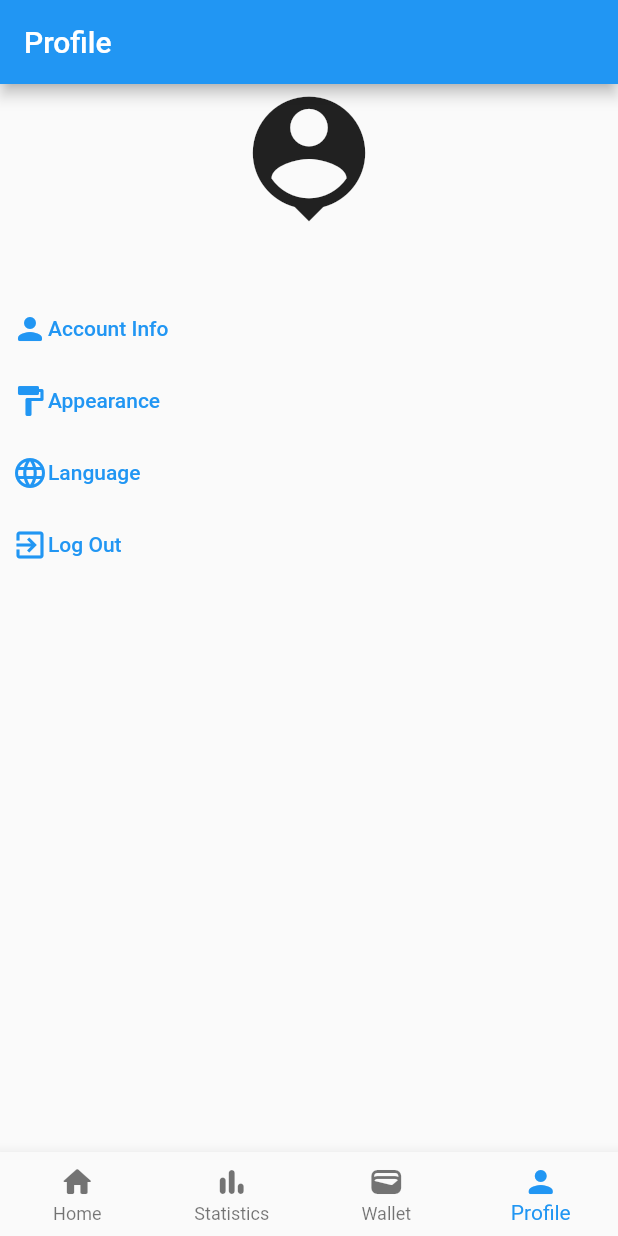
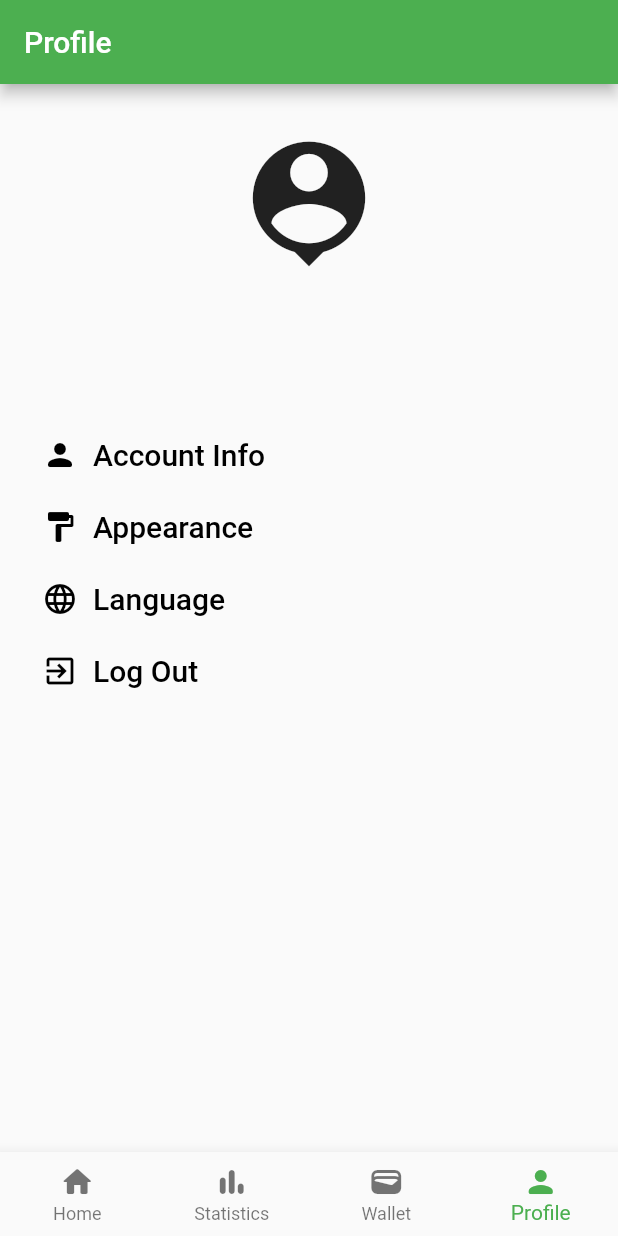
Before and after one commit to Erkebulan-Akhmediya/expense_tracker, a Flutter app: the screen it shows once a user with an empty profile is signed in, item 4 of the bottom bar chosen, after a tap on "Account Info", on a phone screen of 412 x 824 dp. Run offline on Flutter 3.47's test engine with Material 2 defaults, Android fonts, the phone set to English and light mode, and no system bars; our stand-ins replace cloud_firestore, firebase_auth, firebase_core, fl_chart, get, google_fonts and 1 more; accounts and stored records are empty.

Commit message:
theme colors adjustments

```diff
--- a/lib/main.dart
+++ b/lib/main.dart
@@ -10,17 +10,53 @@ Future<void> main() async {
     options: DefaultFirebaseOptions.currentPlatform,
   );
 
-  runApp(const MyApp());
+  runApp(MyApp());
 }
 
 class MyApp extends StatelessWidget {
-  const MyApp({super.key});
+  MyApp({super.key});
+
+  ThemeData primaryTheme = ThemeData(
+    primaryColor: Colors.green,
+    appBarTheme: const AppBarTheme(
+      backgroundColor: Colors.green,
+    ),
+    tabBarTheme: const TabBarTheme(
+      indicator: UnderlineTabIndicator(
+        borderSide: BorderSide(
+          color: Colors.white,
+        ),
+      ),
+    ),
+    bottomNavigationBarTheme: const BottomNavigationBarThemeData(
+      selectedItemColor: Colors.green,
+    ),
+    elevatedButtonTheme: const ElevatedButtonThemeData(
+      style: ButtonStyle(
+        backgroundColor: MaterialStatePropertyAll(Colors.green),
+      ),
+    ),
+    textButtonTheme: const TextButtonThemeData(
+      style: ButtonStyle(
+        foregroundColor: MaterialStatePropertyAll(Colors.black),
+      ),
+    ),
+    textTheme: const TextTheme(
+      labelLarge: TextStyle(
+        fontSize: 20,
+      ),
+    ),
+    progressIndicatorTheme: const ProgressIndicatorThemeData(
+      color: Colors.green,
+    ),
+  );
 
   @override
   Widget build(BuildContext context) {
-    return const GetMaterialApp(
+    return GetMaterialApp(
       debugShowCheckedModeBanner: false,
-      home: Root(),
+      theme: primaryTheme,
+      home: const Root(),
     );
   }
 }
--- a/lib/views/home/balance.dart
+++ b/lib/views/home/balance.dart
@@ -13,9 +13,9 @@ class Balance extends StatelessWidget {
       borderRadius: const BorderRadius.all(Radius.circular(20)),
       child: Container(
         height: 200,
-        decoration: const BoxDecoration(
-          borderRadius: BorderRadius.all(Radius.circular(20)),
-          color: Colors.blue,
+        decoration: BoxDecoration(
+          borderRadius: const BorderRadius.all(Radius.circular(20)),
+          color: Theme.of(context).primaryColor,
         ),
         child: const Column(
           children: [
--- a/lib/views/home/today.dart
+++ b/lib/views/home/today.dart
@@ -52,8 +52,8 @@ class _TodayState extends State<Today> {
                   return SkeletonTheme(
                     shimmerGradient: LinearGradient(
                       colors: [
-                        Colors.blue.shade400,
-                        Colors.blue.shade600,
+                        Theme.of(context).primaryColor.withOpacity(0.4),
+                        Theme.of(context).primaryColor.withOpacity(0.6),
                       ],
                     ),
                     child: SkeletonParagraph(
--- a/lib/views/home/week_month.dart
+++ b/lib/views/home/week_month.dart
@@ -55,8 +55,8 @@ class _WeekMonthState extends State<WeekMonth> {
                         return SkeletonTheme(
                           shimmerGradient: LinearGradient(
                             colors: [
-                              Colors.blue.shade400,
-                              Colors.blue.shade600,
+                              Theme.of(context).primaryColor.withOpacity(0.4),
+                              Theme.of(context).primaryColor.withOpacity(0.6),
                             ],
                           ),
                           child: SkeletonParagraph(
@@ -102,8 +102,8 @@ class _WeekMonthState extends State<WeekMonth> {
                             SkeletonTheme(
                               shimmerGradient: LinearGradient(
                                 colors: [
-                                  Colors.blue.shade400,
-                                  Colors.blue.shade600,
+                                  Theme.of(context).primaryColor.withOpacity(0.4),
+                                  Theme.of(context).primaryColor.withOpacity(0.6),
                                 ],
                               ),
                               child: SkeletonParagraph(
--- a/lib/views/profile/options.dart
+++ b/lib/views/profile/options.dart
@@ -14,28 +14,37 @@ class Options extends StatelessWidget {
       children: <Widget>[
         TextButton(
           onPressed: () {},
-          child: const Row(
+          child: Row(
             children: <Widget>[
-              Icon(Icons.person_rounded),
-              Text('Account Info'),
+              Container(
+                margin: const EdgeInsets.only(right: 10.0),
+                child: const Icon(Icons.person_rounded),
+              ),
+              const Text('Account Info'),
             ],
           ),
         ),
         TextButton(
           onPressed: () {},
-          child: const Row(
+          child: Row(
             children: <Widget>[
-              Icon(Icons.format_paint_rounded),
-              Text('Appearance'),
+              Container(
+                margin: const EdgeInsets.only(right: 10.0),
+                child: const Icon(Icons.format_paint_rounded),
+              ),
+              const Text('Appearance'),
             ],
           ),
         ),
         TextButton(
           onPressed: () {},
-          child: const Row(
+          child: Row(
             children: <Widget>[
-              Icon(Icons.language_rounded),
-              Text('Language'),
+              Container(
+                margin: const EdgeInsets.only(right: 10.0),
+                child: const Icon(Icons.language_rounded),
+              ),
+              const Text('Language'),
             ],
           ),
         ),
@@ -43,10 +52,13 @@ class Options extends StatelessWidget {
           onPressed: () async {
             await _authController.signOut();
           },
-          child: const Row(
+          child: Row(
             children: <Widget>[
-              Icon(Icons.exit_to_app_outlined),
-              Text('Log Out'),
+              Container(
+                margin: const EdgeInsets.only(right: 10.0),
+                child: const Icon(Icons.exit_to_app_outlined),
+              ),
+              const Text('Log Out'),
             ],
           ),
         ),
--- a/lib/views/profile/profile.dart
+++ b/lib/views/profile/profile.dart
@@ -21,14 +21,19 @@ class Profile extends StatelessWidget {
       appBar: AppBar(
         title: const Text('Profile'),
       ),
-      body: Column(
+      body: Padding(
+        padding: const EdgeInsets.all(20.0),
+        child: Column(
           children: <Widget>[
             Center(
               child: Column(
                 children: <Widget>[
-                const Icon(
+                  Container(
+                    margin: const EdgeInsets.all(10.0),
+                    child: const Icon(
                       Icons.person_pin,
                       size: 100,
+                    ),
                   ),
                   StreamBuilder(
                     stream: _userController.getUsername(_authController.currentUser?.uid),
@@ -37,7 +42,7 @@ class Profile extends StatelessWidget {
                         return Text(
                           snapshot.data!.username,
                           style: const TextStyle(
-                          fontSize: 20,
+                            fontSize: 40,
                           ),
                         );
                       } else {
@@ -49,13 +54,17 @@ class Profile extends StatelessWidget {
                       }
                     },
                   ),
-                Text(_authController.currentUser!.email!),
+                  Container(
+                    margin: const EdgeInsets.all(10.0),
+                    child: Text(_authController.currentUser!.email!),
+                  ),
                   Options(),
                 ],
               ),
             ),
           ],
         ),
+      ),
     );
   }
 }
```
Also changed, not shown: 1 other file. Lines whose indentation alone changed are shown as unchanged.
